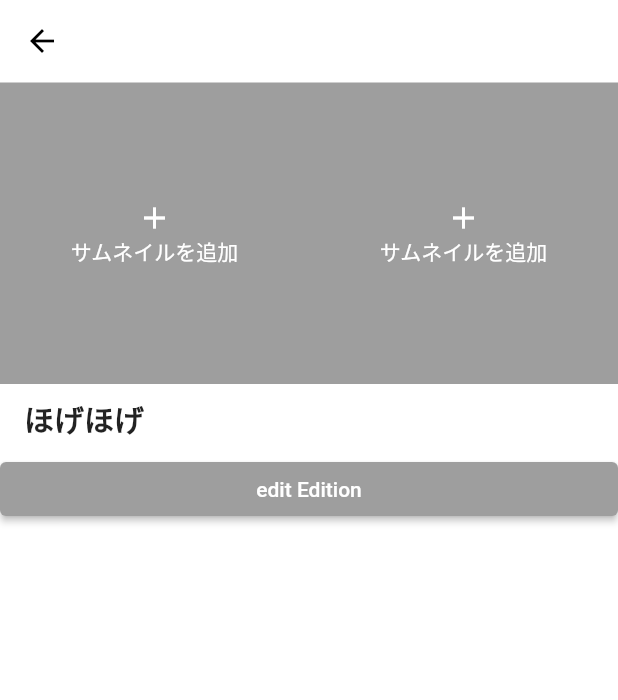
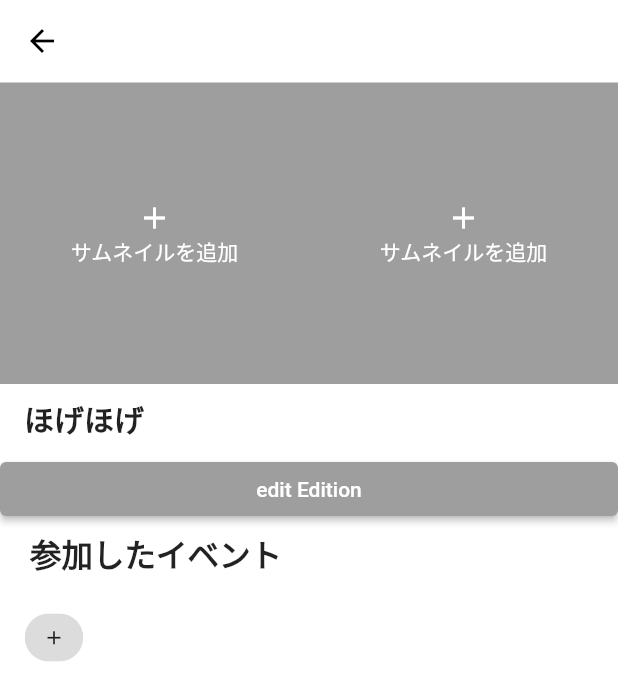
Before and after one commit to san-taki/dojin_hub, a Flutter app: the ProductDetailPagerScreen screen opened by its route, on a phone screen of 412 x 824 dp. Shown: the top 700 px of the screen. Run offline on Flutter 3.47's test engine with Material 2 defaults, Android fonts, the phone set to English and light mode, and no system bars; our stand-ins replace file_picker, flutter_hooks, flutter_riverpod, fluttertoast, freezed_annotation, hooks_riverpod and 3 more; missing offline and left inert: enum_to_string; accounts and stored records are empty; statements that could not run were skipped.

Commit message:
参加イベントエリアを作成

```diff
--- /dev/null
+++ b/lib/app/style_constants.dart
@@ -0,0 +1,19 @@
+import 'package:flutter/material.dart';
+
+class AppFontWeight {
+  static final headline = FontWeight.normal;
+  static final title = FontWeight.bold;
+  static final subHead = FontWeight.normal;
+  static final body = FontWeight.normal;
+  static final caption = FontWeight.normal;
+  static final button = FontWeight.bold;
+}
+
+class AppFontSize {
+  static final double headline = 24;
+  static final double title = 21;
+  static final double subHead = 17;
+  static final double body = 15;
+  static final double caption = 13;
+  static final double button = 15;
+}
--- a/lib/domain/entity/book.dart
+++ b/lib/domain/entity/book.dart
@@ -1,5 +1,4 @@
 import 'package:dojin_hub/domain/entity/book_status.dart';
-import 'package:dojin_hub/domain/entity/price.dart';
 import 'package:freezed_annotation/freezed_annotation.dart';
 
 part 'book.freezed.dart';
--- a/lib/domain/entity/dojin_event.dart
+++ b/lib/domain/entity/dojin_event.dart
@@ -1,24 +1,14 @@
-import 'package:dojin_hub/domain/entity/product.dart';
+import 'package:dojin_hub/domain/entity/dojin_event_result.dart';
 import 'package:freezed_annotation/freezed_annotation.dart';
 
 part 'dojin_event.freezed.dart';
 
 @freezed
 class DojinEvent with _$DojinEvent {
-  // 即売会
-  @Assert('preparedProducts.length < unSoldProducts.length', 'preparedProducts < unSoldProducts')
-  const factory DojinEvent.spotSale({
+  const factory DojinEvent({
     required String title,
-    required DateTime startDateTime,
-    required DateTime endDateTime,
-    // 用意した本
-    required List<Product> preparedProducts,
-    // 売れ残り本
-    required List<Product> unSoldProducts,
-  }) = _SpotSale;
-  // それ以外
-  const factory DojinEvent.extra({
-    required String title,
-    required List<Product> preparedProducts,
-  }) = _Extra;
+    DateTime? startDateTime,
+    DateTime? endDateTime,
+    DojinEventResult? result,
+  }) = _DojinEvent;
 }
--- /dev/null
+++ b/lib/domain/entity/dojin_event_result.dart
@@ -0,0 +1,17 @@
+import 'package:dojin_hub/domain/entity/product.dart';
+import 'package:freezed_annotation/freezed_annotation.dart';
+
+part 'dojin_event_result.freezed.dart';
+
+@freezed
+class DojinEventResult with _$DojinEventResult {
+  // 即売会
+  @Assert('preparedProducts.length < unSoldProducts.length',
+      'preparedProducts < unSoldProducts')
+  const factory DojinEventResult.spotSale({
+    // 用意した本
+    required List<Product> preparedProducts,
+    // 売れ残り本
+    required List<Product> unSoldProducts,
+  }) = _SpotSale;
+}
--- a/lib/domain/entity/product.dart
+++ b/lib/domain/entity/product.dart
@@ -1,3 +1,4 @@
+import 'package:dojin_hub/domain/entity/dojin_event.dart';
 import 'package:dojin_hub/domain/entity/edition.dart';
 import 'package:freezed_annotation/freezed_annotation.dart';
 
@@ -12,6 +13,7 @@ class Product with _$Product {
     @Default('') String coverImagePath,
     @Default('') String backCoverImagePath,
     @Default([]) List<Edition> editions,
+    @Default([]) List<DojinEvent> atendedEvents,
   }) = _Product;
 
   bool soldOut() => editions.map((e) => e.soldOut).toList().contains(false);
--- a/lib/ui/screen/product_detail_screen.dart
+++ b/lib/ui/screen/product_detail_screen.dart
@@ -1,5 +1,8 @@
 import 'dart:io';
+
+import 'package:dojin_hub/app/style_constants.dart';
 import 'package:dojin_hub/di/screen_model_provider.dart';
+import 'package:dojin_hub/domain/entity/dojin_event.dart';
 import 'package:dojin_hub/domain/entity/edition.dart';
 import 'package:dojin_hub/domain/entity/product.dart';
 import 'package:dojin_hub/log/debug_log.dart';
@@ -11,7 +14,6 @@ import 'package:file_picker/file_picker.dart';
 import 'package:flutter/material.dart';
 import 'package:flutter_hooks/flutter_hooks.dart';
 import 'package:hooks_riverpod/hooks_riverpod.dart';
-import 'package:intl/intl.dart';
 
 class ProductDetailScreen extends HookWidget implements ScreenType {
   final Product _product;
@@ -21,7 +23,8 @@ class ProductDetailScreen extends HookWidget implements ScreenType {
   @override
   Widget build(BuildContext context) {
     var screenModel = useProvider(productDetailScreenModelProvider(_product));
-    var screenModelController = useProvider(productDetailScreenModelProvider(_product).notifier);
+    var screenModelController =
+        useProvider(productDetailScreenModelProvider(_product).notifier);
 
     return Scaffold(
       body: Container(
@@ -32,6 +35,8 @@ class ProductDetailScreen extends HookWidget implements ScreenType {
             _buildCoverImageArea(context, screenModel, screenModelController),
             _buildTitle(screenModel.product),
             ..._buildEditionsArea(context, screenModel.product.editions),
+            _buildAttendedDojinEventArea(screenModel),
+            _buildGraphArea(screenModel),
           ],
         ),
       ),
@@ -106,10 +111,9 @@ class ProductDetailScreen extends HookWidget implements ScreenType {
   }
 
   Widget _buildCoverImageArea(
-    BuildContext context,
-    ProductDetailScreenModel screenModel,
-    ProductDetailScreenModelController screenModelController
-  ) {
+      BuildContext context,
+      ProductDetailScreenModel screenModel,
+      ProductDetailScreenModelController screenModelController) {
     // FIXME: isCoverは設計がよくない
     final buildCoverImage = (String imagePath, bool isCover) => Container(
           child: SizedBox(
@@ -177,17 +181,51 @@ class ProductDetailScreen extends HookWidget implements ScreenType {
     );
   }
 
-  // 日時登録
-  Future<void> _selectDate(BuildContext context) async {
-    await showDatePicker(
-      context: context,
-      initialDate: DateTime.now(),
-      firstDate: DateTime(2015),
-      lastDate: DateTime(2020),
-    ).then((value) {
-      if (value != null) {
-        var date = DateFormat.yMMMd().format(value);
-      }
-    });
+  Widget _buildAttendedDojinEventArea(ProductDetailScreenModel screenModel) {
+    final chip = (String label) => Chip(
+          label: Text(label),
+        );
+
+    return Container(
+      child: Column(
+        children: [
+          Container(
+            alignment: Alignment.centerLeft,
+            padding: EdgeInsets.symmetric(horizontal: 20, vertical: 4),
+            child: Text(
+              '参加したイベント',
+              style: TextStyle(
+                fontSize: AppFontSize.title,
+                fontWeight: AppFontWeight.title,
+              ),
+            ),
+          ),
+          Container(
+            padding: EdgeInsets.all(12),
+            alignment: Alignment.topLeft,
+            child: Wrap(
+              spacing: 8,
+              children: screenModel.product.atendedEvents
+                  .map(
+                    (DojinEvent e) => chip(e.title),
+                  )
+                  .toList()
+                    ..add(
+                      Chip(
+                        label: Icon(
+                          Icons.add,
+                          size: 15,
+                        ),
+                      ),
+                    ),
+            ),
+          ),
+        ],
+      ),
+    );
+  }
+
+  Widget _buildGraphArea(ProductDetailScreenModel screenModel) {
+    return Center();
   }
 }
--- a/lib/ui/screen_model/create_product_screen_model.dart
+++ b/lib/ui/screen_model/create_product_screen_model.dart
@@ -1,3 +1,4 @@
+import 'package:dojin_hub/domain/entity/dojin_event.dart';
 import 'package:dojin_hub/domain/entity/product.dart';
 import 'package:dojin_hub/domain/store/product_store.dart';
 import 'package:dojin_hub/ui/listener/text_field_listener.dart';
@@ -34,6 +35,10 @@ class CreateProductScreenModel extends ChangeNotifier {
         id: Uuid().v1(),
         title: textFieldListener.text,
         coverImagePath: coverImagePath,
+        atendedEvents: [
+          DojinEvent(title: 'コミティア100'),
+          DojinEvent(title: 'C99'),
+        ]
       ),
     );
   }
```
Also changed, not shown: lib/app/data_model/font_style.dart (added, +8 -0 lines), lib/domain/entity/dojin_event.freezed.dart, lib/domain/entity/dojin_event_result.freezed.dart (added), lib/domain/entity/product.freezed.dart, 1 other file.
